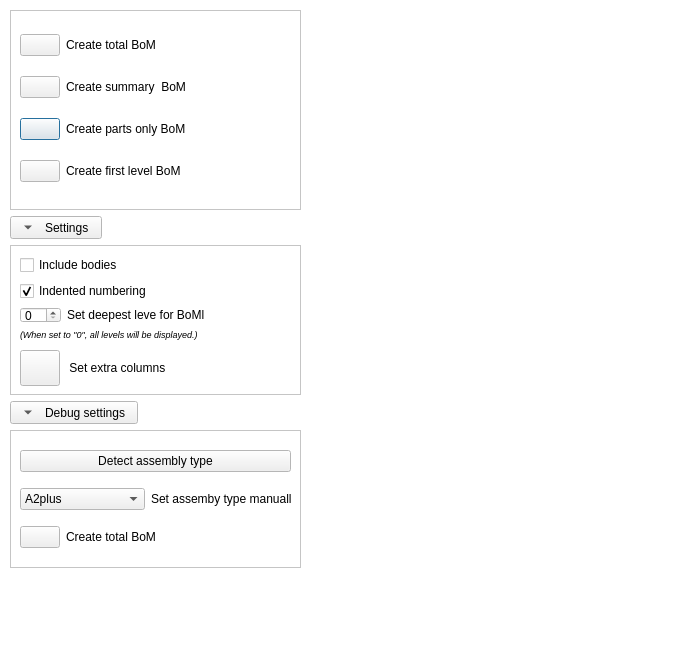
APEbbers/BillOfMaterials-WB, file Resources/UI/BoM_Panel.ui: the form before one commit.
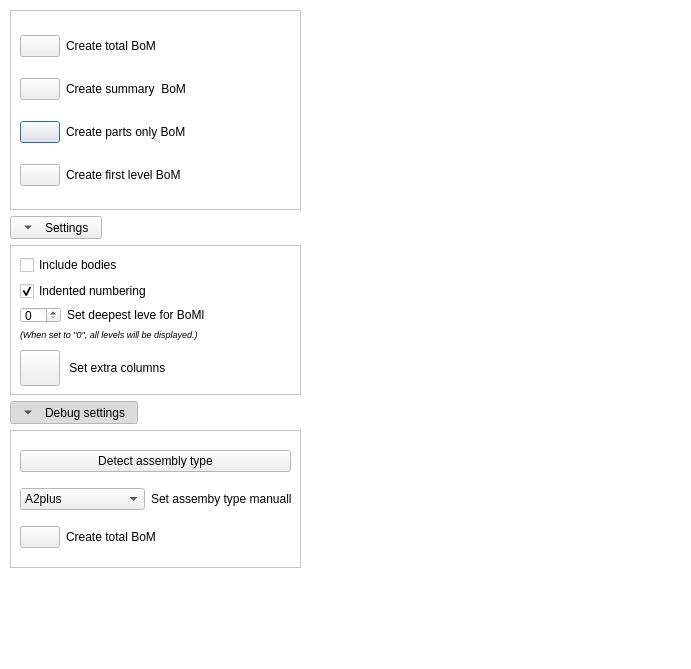
The form after the commit. Icons and pictures are not drawn.

```diff
--- a/Resources/UI/BoM_Panel.ui
+++ b/Resources/UI/BoM_Panel.ui
@@ -95,13 +95,13 @@
   <property name="modal">
    <bool>true</bool>
   </property>
-  <widget class="QWidget" name="">
+  <widget class="QWidget" name="layoutWidget">
    <property name="geometry">
     <rect>
      <x>10</x>
      <y>10</y>
      <width>291</width>
-     <height>651</height>
+     <height>662</height>
     </rect>
    </property>
    <layout class="QVBoxLayout" name="verticalLayout">
@@ -131,13 +131,13 @@
       <property name="frameShadow">
        <enum>QFrame::Sunken</enum>
       </property>
-      <widget class="QWidget" name="">
+      <widget class="QWidget" name="layoutWidget">
        <property name="geometry">
         <rect>
          <x>10</x>
          <y>10</y>
          <width>271</width>
-         <height>180</height>
+         <height>181</height>
         </rect>
        </property>
        <layout class="QGridLayout" name="gridLayout_2">
@@ -452,7 +452,13 @@
      </widget>
     </item>
     <item>
-     <widget class="QToolButton" name="toolButton_2">
+     <widget class="QToolButton" name="toolButton_Debug">
+      <property name="focusPolicy">
+       <enum>Qt::TabFocus</enum>
+      </property>
+      <property name="autoFillBackground">
+       <bool>false</bool>
+      </property>
       <property name="text">
        <string>Debug settings</string>
       </property>
@@ -465,6 +471,15 @@
       <property name="checkable">
        <bool>true</bool>
       </property>
+      <property name="checked">
+       <bool>true</bool>
+      </property>
+      <property name="autoRepeat">
+       <bool>false</bool>
+      </property>
+      <property name="autoExclusive">
+       <bool>false</bool>
+      </property>
       <property name="toolButtonStyle">
        <enum>Qt::ToolButtonTextBesideIcon</enum>
       </property>
```
Left out of the diff: 69 changed lines with no effect on the pictures.
